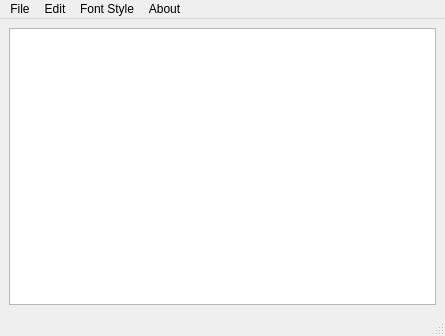
Old version of the form mainwindow.ui in the repository Sandip7677/text_editor.
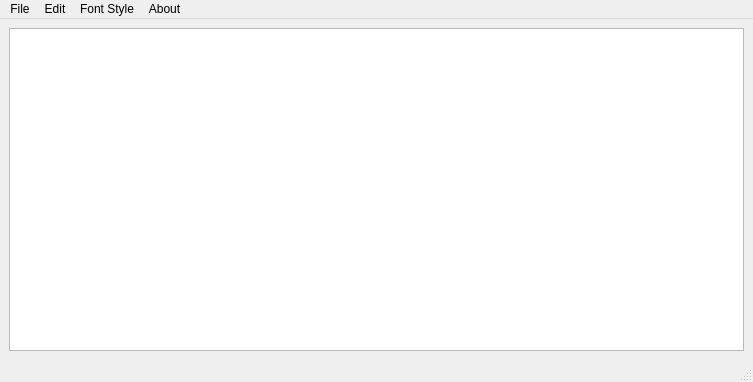
New version of the form. Icons and pictures are not drawn.

Commit message: updated aboutme section

Diff of the .ui file:
```diff
--- a/mainwindow.ui
+++ b/mainwindow.ui
@@ -6,8 +6,8 @@
    <rect>
     <x>0</x>
     <y>0</y>
-    <width>445</width>
-    <height>336</height>
+    <width>753</width>
+    <height>382</height>
    </rect>
   </property>
   <property name="windowTitle">
@@ -25,7 +25,7 @@
     <rect>
      <x>0</x>
      <y>0</y>
-     <width>445</width>
+     <width>753</width>
      <height>22</height>
     </rect>
    </property>
```
The commit also changes 2 other files.
